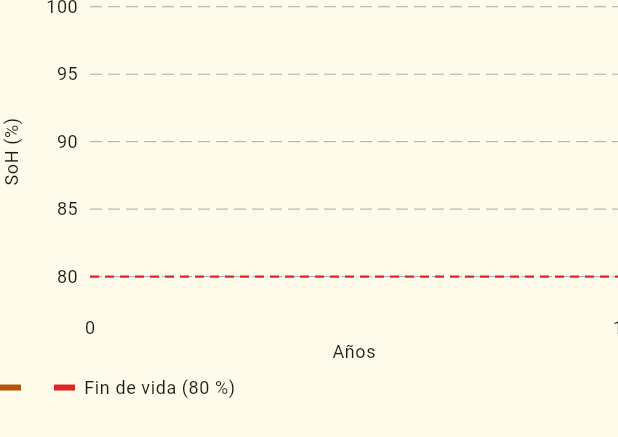
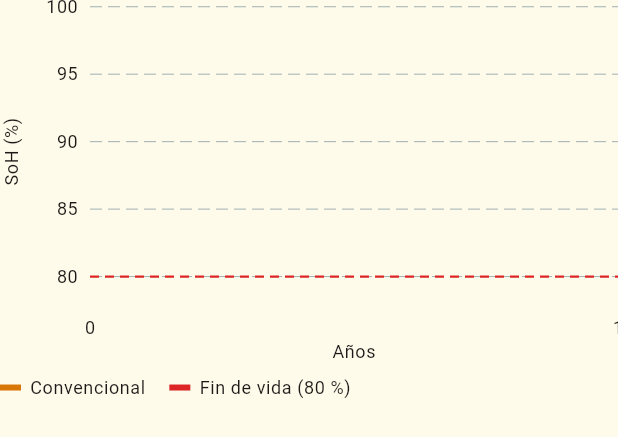
Before and after one commit to CASTILLA057/Solarix-IGSOF, a Flutter app: the GraficaSoh widget shown alone on an empty page, opened directly with empty values, on a phone screen of 412 x 824 dp. Shown: the top 437 px of the screen. Run offline on Flutter 3.47's test engine with Material 3 defaults, Android fonts, the phone set to English and light mode, and no system bars; drawn by our look-alikes of fl_chart; our stand-ins replace flutter_riverpod, geolocator, go_router, shared_preferences, supabase_flutter; accounts and stored records are empty.

Commit message:
Etapa 9: colores fijos por política y por energía en las gráficas

```diff
--- a/lib/features/dashboard/presentation/detalle_simulacion_screen.dart
+++ b/lib/features/dashboard/presentation/detalle_simulacion_screen.dart
@@ -88,9 +88,9 @@ class DetalleSimulacionScreen extends StatelessWidget {
                 'Salud de la batería (SoH)',
                 GraficaSoh(
                   sohMensual: [for (final m in serie) m.soh],
-                  etiqueta: s.politica.etiqueta,
+                  politica: s.politica,
                   alternativaAnual: s.sohAnualAlternativa,
-                  etiquetaAlternativa: s.politicaAlternativa.etiqueta,
+                  politicaAlternativa: s.politicaAlternativa,
                 ),
               ),
               if (serie.isNotEmpty) ...[
--- a/lib/features/dashboard/presentation/widgets/graficas.dart
+++ b/lib/features/dashboard/presentation/widgets/graficas.dart
@@ -5,6 +5,8 @@ import 'package:flutter/material.dart';
 
 import '../../../../core/formato.dart';
 import '../../../../core/theme/app_theme.dart';
+import '../../../degradacion/domain/parametros.dart';
+import '../../../degradacion/presentation/etiquetas.dart';
 
 /// fl_chart también rotula los extremos del eje (p. ej. 100,5 → "101" o el
 /// último mes → un año repetido); solo se rotulan los múltiplos del
@@ -67,7 +69,7 @@ FlTitlesData _titulos(
 }
 
 /// Valores al tocar o pasar el mouse: máximo 3 decimales (`Formato.corto`)
-/// y la unidad, en el color de cada línea.
+/// y la unidad, en texto legible con una marca del color de la línea.
 LineTouchData _toque(BuildContext context, String unidad) {
   final esquema = Theme.of(context).colorScheme;
   return LineTouchData(
@@ -79,10 +81,13 @@ LineTouchData _toque(BuildContext context, String unidad) {
         for (final p in puntos)
           LineTooltipItem(
             '${Formato.corto(p.y)} $unidad',
-            TextStyle(
-              color: p.bar.color ?? esquema.onSurface,
-              fontWeight: FontWeight.w600,
-            ),
+            TextStyle(color: esquema.onSurface, fontWeight: FontWeight.w600),
+            children: [
+              TextSpan(
+                text: ' ●',
+                style: TextStyle(color: p.bar.color ?? esquema.onSurface),
+              ),
+            ],
           ),
       ],
     ),
@@ -121,21 +126,22 @@ Widget _leyenda(BuildContext context, List<(Color, String)> elementos) => Wrap(
 /// gráfica muestre su valor en cualquier punto: con [alternativaMensual]
 /// (resultados recién simulados) o interpolando entre años (historial, que
 /// solo guarda el SoH anual de la otra política).
+/// Cada política tiene su color fijo: consciente verde, convencional ámbar.
 class GraficaSoh extends StatelessWidget {
   const GraficaSoh({
     super.key,
     required this.sohMensual,
-    required this.etiqueta,
+    required this.politica,
     this.alternativaAnual,
     this.alternativaMensual,
-    this.etiquetaAlternativa,
+    this.politicaAlternativa,
   });
 
   final List<double> sohMensual;
-  final String etiqueta;
+  final Politica politica;
   final List<double>? alternativaAnual;
   final List<double>? alternativaMensual;
-  final String? etiquetaAlternativa;
+  final Politica? politicaAlternativa;
 
   List<FlSpot> _alternativaPorMes() {
     final mensual = alternativaMensual;
@@ -161,6 +167,13 @@ class GraficaSoh extends StatelessWidget {
   @override
   Widget build(BuildContext context) {
     final esquema = Theme.of(context).colorScheme;
+    final colores = ColoresSolarix.of(context);
+    Color colorDe(Politica p) => switch (p) {
+      Politica.consciente => colores.consciente,
+      Politica.convencional => colores.convencional,
+    };
+    final otra =
+        politicaAlternativa ?? Politica.values.firstWhere((p) => p != politica);
     final principal = [
       const FlSpot(0, 100),
       for (final (i, s) in sohMensual.indexed) FlSpot(i + 1.0, s),
@@ -198,7 +211,7 @@ class GraficaSoh extends StatelessWidget {
                 horizontalLines: [
                   HorizontalLine(
                     y: 80,
-                    color: esquema.error,
+                    color: colores.finDeVida,
                     strokeWidth: 1.5,
                     dashArray: [6, 4],
                   ),
@@ -214,18 +227,17 @@ class GraficaSoh extends StatelessWidget {
               ),
               lineBarsData: [
                 if (alternativa.isNotEmpty)
-                  _linea(alternativa, esquema.tertiary, trazo: [6, 4]),
-                _linea(principal, esquema.primary),
+                  _linea(alternativa, colorDe(otra), trazo: [6, 4]),
+                _linea(principal, colorDe(politica)),
               ],
             ),
           ),
         ),
         const SizedBox(height: 8),
         _leyenda(context, [
-          (esquema.primary, etiqueta),
-          if (alternativa.isNotEmpty)
-            (esquema.tertiary, etiquetaAlternativa ?? 'Otra política'),
-          (esquema.error, 'Fin de vida (80 %)'),
+          (colorDe(politica), politica.etiqueta),
+          if (alternativa.isNotEmpty) (colorDe(otra), otra.etiqueta),
+          (colores.finDeVida, 'Fin de vida (80 %)'),
         ]),
       ],
     );
@@ -245,10 +257,10 @@ class GraficaEnergiaMensual extends StatelessWidget {
 
   @override
   Widget build(BuildContext context) {
-    final esquema = Theme.of(context).colorScheme;
-    // Ámbar vivo (sol) frente a azul cielo (casa), fáciles de distinguir.
-    const colorGeneracion = AppTheme.semilla;
-    final colorConsumo = esquema.tertiary;
+    final colores = ColoresSolarix.of(context);
+    // Ámbar (sol) frente a azul (casa), fáciles de distinguir.
+    final colorGeneracion = colores.generacion;
+    final colorConsumo = colores.consumo;
     final maximo = [...generacion, ...consumo].fold<double>(0, math.max);
     List<FlSpot> puntos(List<double> v) => [
       for (final (i, x) in v.indexed) FlSpot(i.toDouble(), x),
--- a/lib/features/degradacion/presentation/resultados_simulacion_screen.dart
+++ b/lib/features/degradacion/presentation/resultados_simulacion_screen.dart
@@ -80,13 +80,12 @@ class _ResultadosSimulacionScreenState
                   sohMensual: [
                     for (final m in serieMensual(c.principal.dias)) m.soh,
                   ],
-                  etiqueta: p.politica.etiqueta,
+                  politica: p.politica,
                   alternativaAnual: c.alternativa.sohAnual,
                   alternativaMensual: [
                     for (final m in serieMensual(c.alternativa.dias)) m.soh,
                   ],
-                  etiquetaAlternativa:
-                      c.alternativa.parametros.politica.etiqueta,
+                  politicaAlternativa: c.alternativa.parametros.politica,
                 ),
               ),
               const SizedBox(height: 8),
```
Also changed, not shown: lib/features/dashboard/presentation/inicio_screen.dart (+5 -4 lines).
